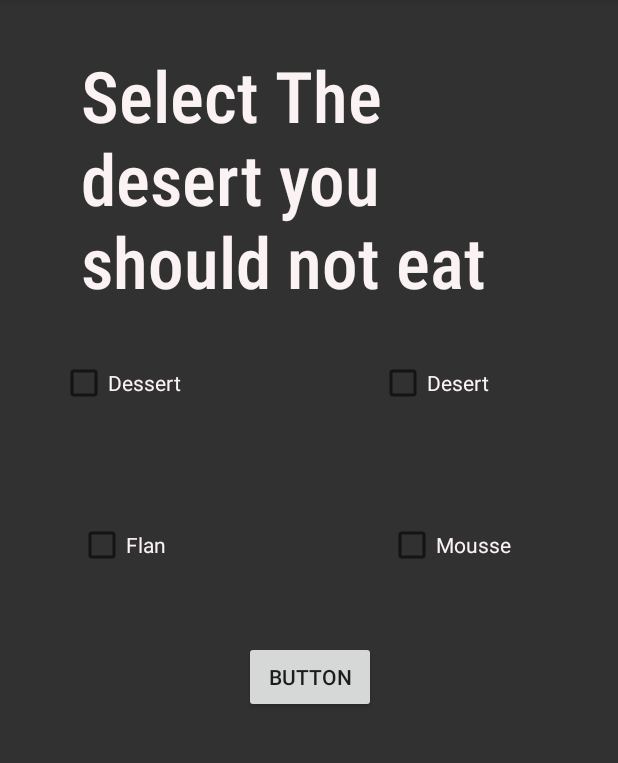
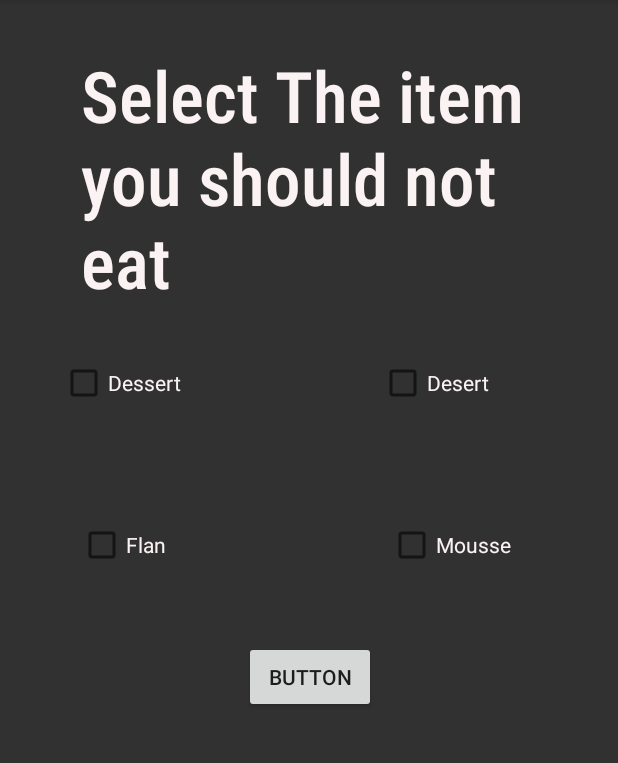
Before and after one commit to Bazifrasool/Recapture, an Android app: the Quiz_page_3 screen opened directly, with no data from a screen before it, after a tap on "BUTTON", on a phone screen of 412 x 824 dp, the part 84-847 px from its top. Run offline under Robolectric (Android 15) with nearby library versions, the phone set to English and light mode, and no system bars.

Commit message:
Quiz MCQ Integration_#1

```diff
--- a/app/src/main/java/com/example/recapture_v_0/Quiz_page_3.java
+++ b/app/src/main/java/com/example/recapture_v_0/Quiz_page_3.java
@@ -2,12 +2,15 @@ package com.example.recapture_v_0;
 
 import android.os.Bundle;
 import android.view.View;
+import android.widget.CheckBox;
+import android.widget.TextView;
 
 import androidx.appcompat.app.AppCompatActivity;
 
 public class Quiz_page_3 extends AppCompatActivity {
 
-
+    protected int Ques_no = 0;
+    protected int score__mcq = 0;
     @Override
     protected void onCreate(Bundle savedInstanceState) {
         super.onCreate(savedInstanceState);
@@ -15,6 +18,18 @@ public class Quiz_page_3 extends AppCompatActivity {
     }
 
     public void McQ_button(View view) {
+        TextView ques = findViewById(R.id.textView3);
+        CheckBox op1 = findViewById(R.id.checkBox);
+        CheckBox op2 = findViewById(R.id.checkBox2);
+        CheckBox op3 = findViewById(R.id.checkBox5);
+        CheckBox op4 = findViewById(R.id.checkBox6);
+
+        if (Ques_no == 0) {
+            if (op2.isChecked() && !op1.isChecked() && !op3.isChecked() && !op4.isChecked()) ;
+            score__mcq++;
+        }
+
+
 
     }
 
--- a/app/src/main/res/layout/activity_quiz_page_3.xml
+++ b/app/src/main/res/layout/activity_quiz_page_3.xml
@@ -20,7 +20,7 @@
         android:fontFamily="sans-serif-condensed-medium"
         android:paddingLeft="32dp"
         android:paddingRight="32dp"
-        android:text="Select The desert you should not eat"
+        android:text="Select The item you should not eat"
         android:textColor="#FAFFF7F7"
         android:textIsSelectable="false"
         app:layout_constraintEnd_toEndOf="parent"
```
